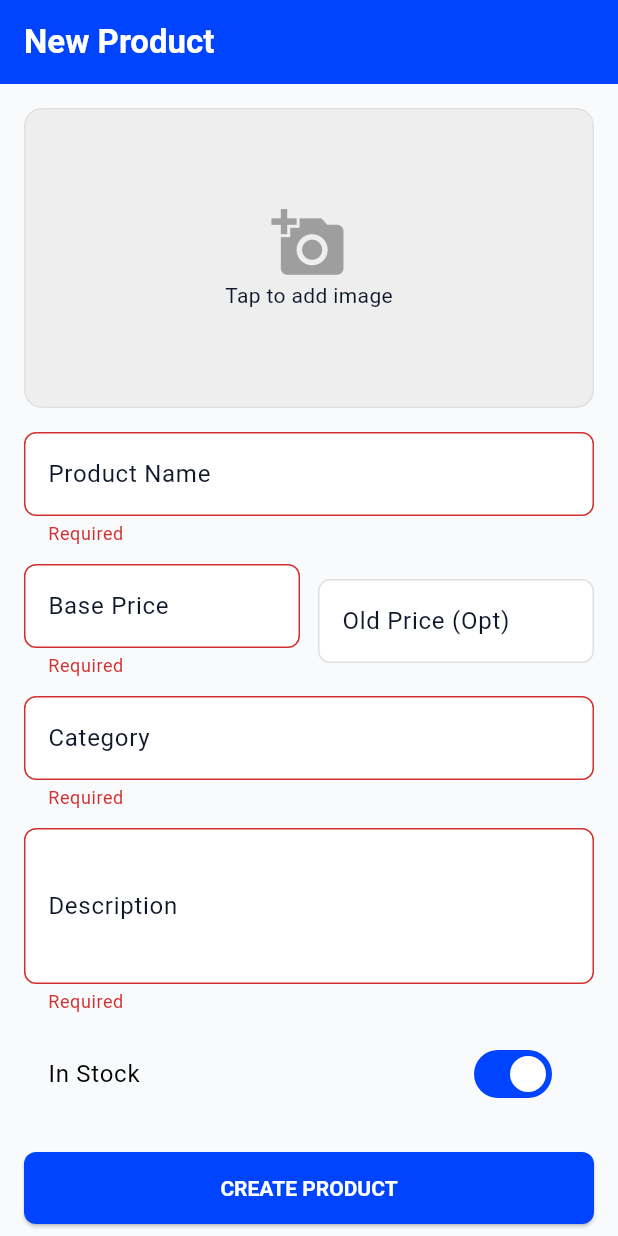
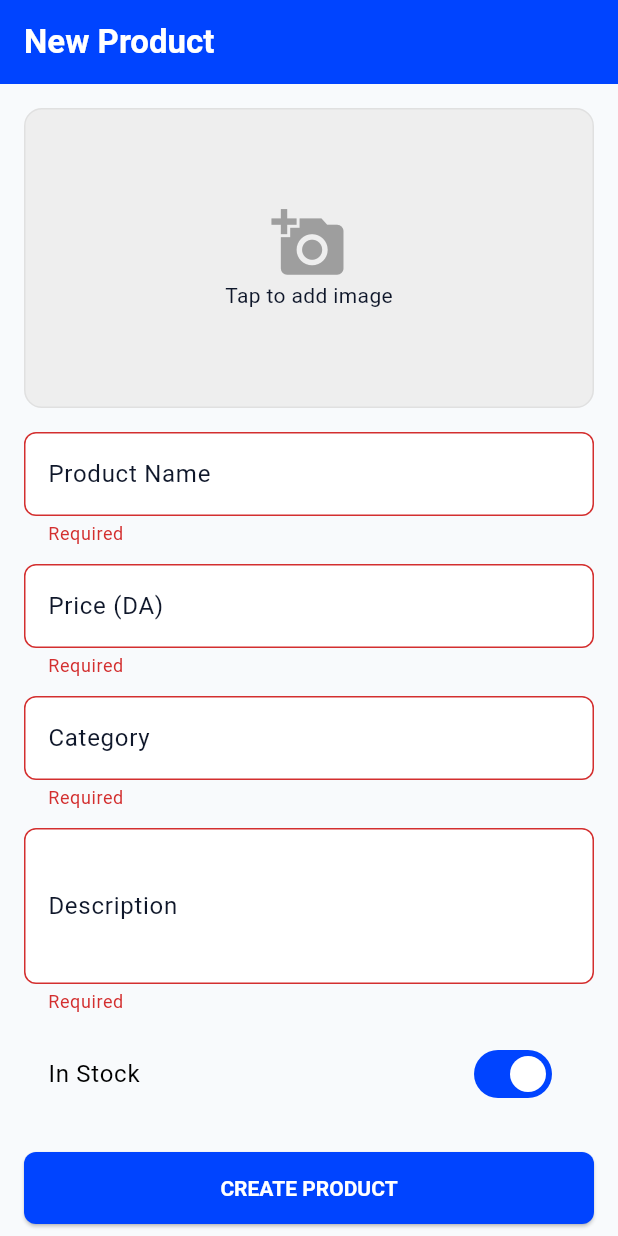
Before and after one commit to BrahimBenzekri/Gtech-admin-app, a Flutter app: the ProductScreen screen opened by its route, after a tap on "CREATE PRODUCT", on a phone screen of 412 x 824 dp. Run offline on Flutter 3.47's test engine with Material 3 defaults, Android fonts, the phone set to English and light mode, and no system bars; our stand-ins replace cached_network_image, cloud_firestore, firebase_auth, firebase_core, flutter_riverpod, flutter_screenutil and 2 more; accounts and stored records are empty; network calls fail.

Commit message:
Fix price field for products

```diff
--- a/lib/features/dashboard/dashboard_screen.dart
+++ b/lib/features/dashboard/dashboard_screen.dart
@@ -116,7 +116,7 @@ class _ProductCard extends StatelessWidget {
                         borderRadius: BorderRadius.circular(4),
                       ),
                       child: Text(
-                        '\$${product.basePrice.toStringAsFixed(2)}',
+                        '${product.price.toStringAsFixed(2)} DA',
                         style: const TextStyle(
                           color: AppTheme.primaryBlue,
                           fontWeight: FontWeight.bold,
--- a/lib/features/products/models/product.dart
+++ b/lib/features/products/models/product.dart
@@ -2,8 +2,7 @@ class Product {
   final String id;
   final String name;
   final String category;
-  final double basePrice;
-  final double? oldPrice;
+  final double price;
   final String imageUrl;
   final String description;
   final bool inStock;
@@ -13,8 +12,7 @@ class Product {
     required this.id,
     required this.name,
     required this.category,
-    required this.basePrice,
-    this.oldPrice,
+    required this.price,
     required this.imageUrl,
     required this.description,
     required this.inStock,
@@ -25,8 +23,7 @@ class Product {
     return {
       'name': name,
       'category': category,
-      'base_price': basePrice,
-      'old_price': oldPrice,
+      'price': price,
       'image_url': imageUrl,
       'description': description,
       'in_stock': inStock,
@@ -39,8 +36,7 @@ class Product {
       id: id,
       name: map['name'] ?? '',
       category: map['category'] ?? '',
-      basePrice: (map['base_price'] as num?)?.toDouble() ?? 0.0,
-      oldPrice: (map['old_price'] as num?)?.toDouble(),
+      price: (map['price'] as num?)?.toDouble() ?? 0.0,
       imageUrl: map['image_url'] ?? '',
       description: map['description'] ?? '',
       inStock: map['in_stock'] ?? true,
--- a/lib/features/products/product_screen.dart
+++ b/lib/features/products/product_screen.dart
@@ -1,5 +1,4 @@
 import 'dart:io';
-
 
 import 'package:flutter/material.dart';
 import 'package:flutter_riverpod/flutter_riverpod.dart';
@@ -25,8 +24,7 @@ class _ProductScreenState extends ConsumerState<ProductScreen> {
 
   late TextEditingController _nameCtrl;
   late TextEditingController _categoryCtrl;
-  late TextEditingController _basePriceCtrl;
-  late TextEditingController _oldPriceCtrl;
+  late TextEditingController _priceCtrl;
   late TextEditingController _descCtrl;
 
   bool _inStock = true;
@@ -40,8 +38,7 @@ class _ProductScreenState extends ConsumerState<ProductScreen> {
     final p = widget.product;
     _nameCtrl = TextEditingController(text: p?.name);
     _categoryCtrl = TextEditingController(text: p?.category);
-    _basePriceCtrl = TextEditingController(text: p?.basePrice.toString());
-    _oldPriceCtrl = TextEditingController(text: p?.oldPrice?.toString() ?? '');
+    _priceCtrl = TextEditingController(text: p?.price.toString());
     _descCtrl = TextEditingController(text: p?.description);
     _inStock = p?.inStock ?? true;
     _currentImageUrl = p?.imageUrl;
@@ -51,8 +48,7 @@ class _ProductScreenState extends ConsumerState<ProductScreen> {
   void dispose() {
     _nameCtrl.dispose();
     _categoryCtrl.dispose();
-    _basePriceCtrl.dispose();
-    _oldPriceCtrl.dispose();
+    _priceCtrl.dispose();
     _descCtrl.dispose();
     super.dispose();
   }
@@ -71,8 +67,6 @@ class _ProductScreenState extends ConsumerState<ProductScreen> {
     if (!_formKey.currentState!.validate()) return;
 
     if ((_currentImageUrl == null || _currentImageUrl!.isEmpty) && _imageFile == null) {
-        // Technically image might be optional? Spec says "image_url" in structure.
-        // Assuming required.
         ScaffoldMessenger.of(context).showSnackBar(
           const SnackBar(content: Text('Please select an image')),
         );
@@ -82,19 +76,17 @@ class _ProductScreenState extends ConsumerState<ProductScreen> {
     setState(() => _isLoading = true);
 
     try {
-      final basePrice = double.tryParse(_basePriceCtrl.text) ?? 0.0;
-      final oldPrice = double.tryParse(_oldPriceCtrl.text); // can be null
+      final price = double.tryParse(_priceCtrl.text) ?? 0.0;
 
       final newProduct = Product(
-        id: widget.product?.id ?? '', // Service handles ID generation if empty/new logic
+        id: widget.product?.id ?? '',
         name: _nameCtrl.text.trim(),
         category: _categoryCtrl.text.trim(),
-        basePrice: basePrice,
-        oldPrice: oldPrice,
+        price: price,
         imageUrl: _currentImageUrl ?? '',
         description: _descCtrl.text.trim(),
         inStock: _inStock,
-        storeIds: widget.product?.storeIds ?? [], // Keep existing or empty
+        storeIds: widget.product?.storeIds ?? [],
       );
 
       final service = ref.read(productServiceProvider);
@@ -210,25 +202,11 @@ class _ProductScreenState extends ConsumerState<ProductScreen> {
                    ),
                    const SizedBox(height: 12),
 
-                   Row(
-                     children: [
-                       Expanded(
-                         child: TextFormField(
-                           controller: _basePriceCtrl,
-                           decoration: const InputDecoration(labelText: 'Base Price'),
-                           keyboardType: TextInputType.number,
-                           validator: (v) => v?.isEmpty ?? true ? 'Required' : null,
-                         ),
-                       ),
-                       const SizedBox(width: 12),
-                       Expanded(
-                         child: TextFormField(
-                           controller: _oldPriceCtrl,
-                           decoration: const InputDecoration(labelText: 'Old Price (Opt)'),
-                           keyboardType: TextInputType.number,
-                         ),
-                       ),
-                     ],
+                   TextFormField(
+                     controller: _priceCtrl,
+                     decoration: const InputDecoration(labelText: 'Price (DA)'),
+                     keyboardType: TextInputType.number,
+                     validator: (v) => v?.isEmpty ?? true ? 'Required' : null,
                    ),
                    const SizedBox(height: 12),
 
--- a/lib/features/products/services/product_service.dart
+++ b/lib/features/products/services/product_service.dart
@@ -30,8 +30,7 @@ class ProductService {
         id: docRef.id,
         name: product.name,
         category: product.category,
-        basePrice: product.basePrice,
-        oldPrice: product.oldPrice,
+        price: product.price,
         imageUrl: imageUrl, // Now Base64
         description: product.description,
         inStock: product.inStock,
```
